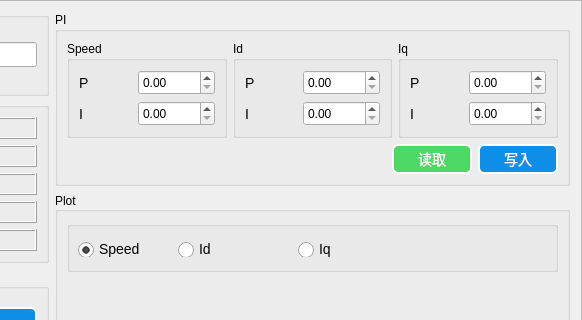
Old version of the form userui/siglemotorframe.ui in the repository pkzju/QSuperConsole0.1; both pictures show x 498 to 1080 and y 0 to 320 of the 1080 by 608 pixel window.
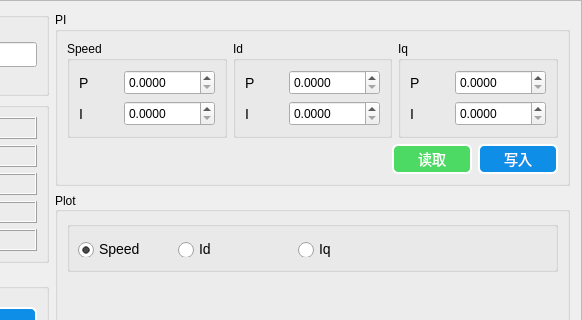
New version of the form. Icons and pictures are not drawn. Custom widgets are drawn as their Qt base class.

The edit to the form file:
```diff
--- a/userui/siglemotorframe.ui
+++ b/userui/siglemotorframe.ui
@@ -248,6 +248,9 @@
              <height>25</height>
             </size>
            </property>
+           <property name="decimals">
+            <number>4</number>
+           </property>
            <property name="maximum">
             <double>99999.990000000005239</double>
            </property>
@@ -274,6 +277,9 @@
              <height>25</height>
             </size>
            </property>
+           <property name="decimals">
+            <number>4</number>
+           </property>
            <property name="maximum">
             <double>99999.990000000005239</double>
            </property>
@@ -319,6 +325,9 @@
              <height>25</height>
             </size>
            </property>
+           <property name="decimals">
+            <number>4</number>
+           </property>
            <property name="maximum">
             <double>99999.990000000005239</double>
            </property>
@@ -345,6 +354,9 @@
              <height>25</height>
             </size>
            </property>
+           <property name="decimals">
+            <number>4</number>
+           </property>
            <property name="maximum">
             <double>99999.990000000005239</double>
            </property>
@@ -390,6 +402,9 @@
              <height>25</height>
             </size>
            </property>
+           <property name="decimals">
+            <number>4</number>
+           </property>
            <property name="maximum">
             <double>99999.990000000005239</double>
            </property>
@@ -416,6 +431,9 @@
              <height>25</height>
             </size>
            </property>
+           <property name="decimals">
+            <number>4</number>
+           </property>
            <property name="maximum">
             <double>99999.990000000005239</double>
            </property>
```
